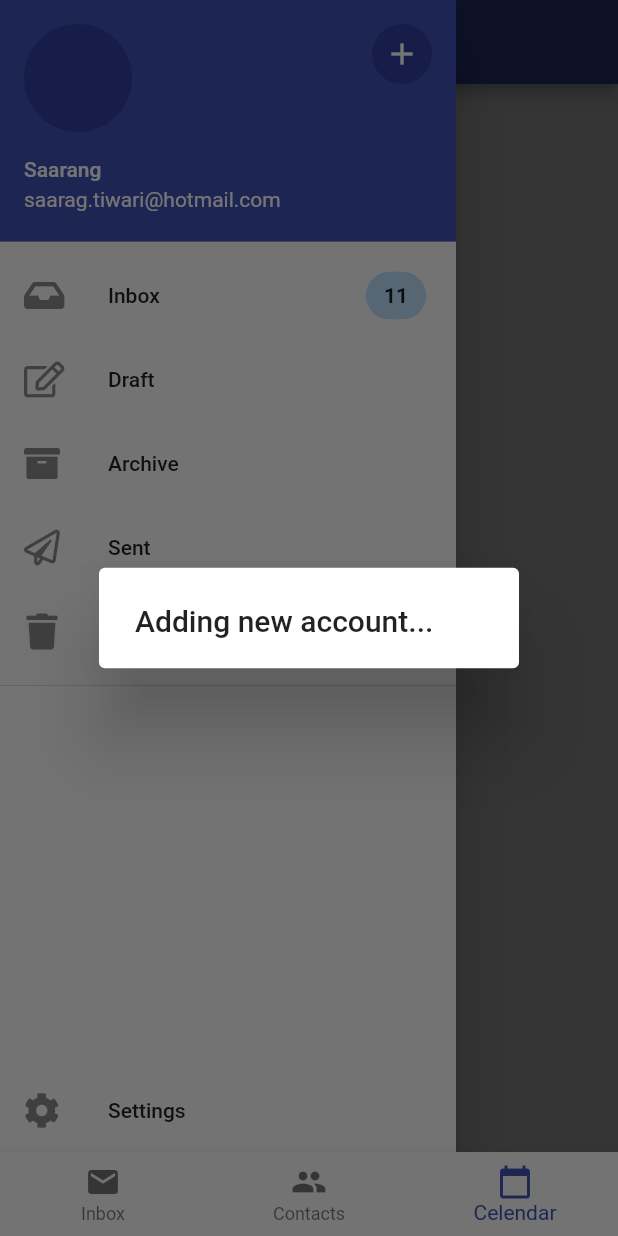
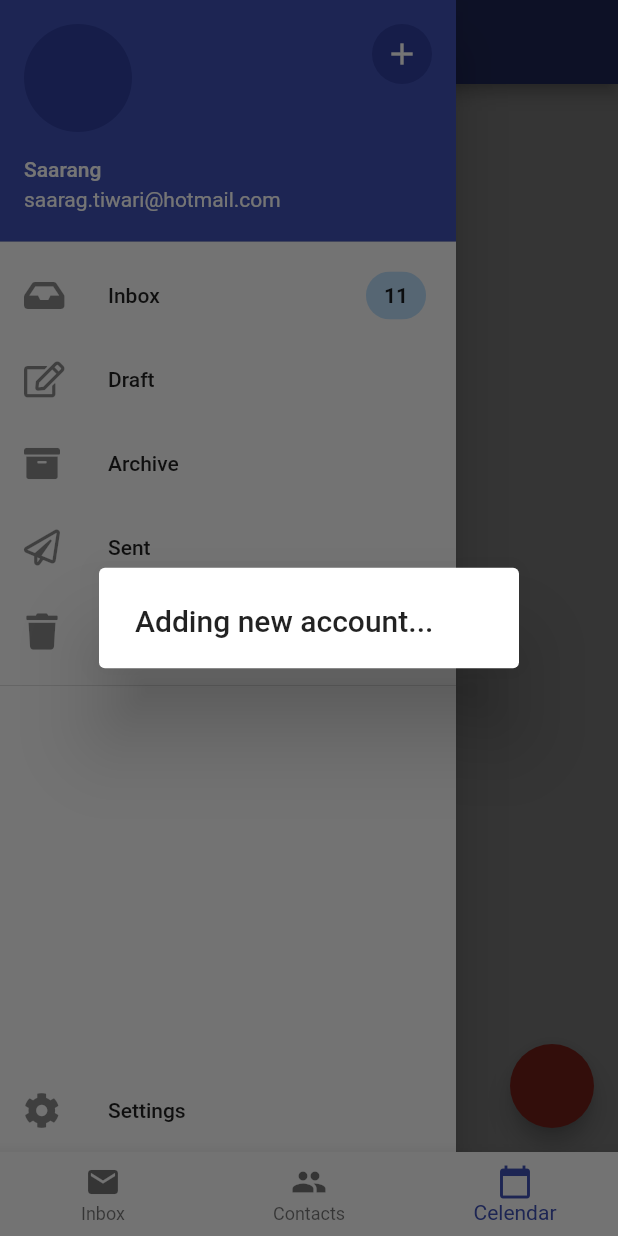
Before and after one commit to saarang1995/emailapp_flutter, a Flutter app: the screen it shows after launch, item 3 of the bottom bar chosen, in the side drawer, after a tap on the "add" icon, on a phone screen of 412 x 824 dp. Run offline on Flutter 3.47's test engine with Material 2 defaults, Android fonts, the phone set to English and light mode, and no system bars; our stand-ins replace flutter_slidable, font_awesome_flutter, rxdart; generated files the repository leaves out were written again; network calls fail.

Commit message:
Code refractoring

```diff
--- a/lib/app.dart
+++ b/lib/app.dart
@@ -6,7 +6,6 @@ import 'package:flutter/material.dart';
 class App extends StatefulWidget {
   @override
   State<StatefulWidget> createState() {
-    // TODO: implement createState
     return _AppState();
   }
 }
--- a/lib/contact_counter.dart
+++ b/lib/contact_counter.dart
@@ -1,4 +1,4 @@
-import 'package:emailapp/contact_manager.dart';
+import 'package:emailapp/managers/contact_manager.dart';
 import 'package:emailapp/provider.dart';
 import 'package:flutter/material.dart';
 
@@ -7,7 +7,7 @@ class ContactCounter extends StatelessWidget {
   Widget build(BuildContext context) {
     ContactManager contactManager = Provider.of(context).fetch(ContactManager);
     return StreamBuilder<int>(
-        stream: contactManager.contactCounter,
+        stream: contactManager.count$,
         builder: (BuildContext context, snapshot) {
           return Chip(
               backgroundColor: Colors.red,
--- /dev/null
+++ b/lib/counter.dart
@@ -0,0 +1,18 @@
+import 'package:emailapp/managers/counter_manager.dart';
+import 'package:emailapp/provider.dart';
+import 'package:flutter/cupertino.dart';
+
+class Counter extends StatelessWidget {
+  @override
+  Widget build(BuildContext context) {
+    CounterManager manager = Provider.of(context).fetch(CounterManager);
+    return Center(
+      child: StreamBuilder<int>(
+        initialData: 0,
+        stream: manager.counter$,
+        builder: (context, snapshot){
+        return Text('Calender: ${snapshot.data}');
+      },),
+    );
+  }
+}
--- /dev/null
+++ b/lib/fab_button.dart
@@ -0,0 +1,14 @@
+import 'package:emailapp/managers/counter_manager.dart';
+import 'package:emailapp/provider.dart';
+import 'package:flutter/cupertino.dart';
+import 'package:flutter/material.dart';
+
+class FabButton extends StatelessWidget {
+  @override
+  Widget build(BuildContext context) {
+    CounterManager manager = Provider.of(context).fetch(CounterManager);
+    return FloatingActionButton(
+      onPressed: manager.increment,
+    );
+  }
+}
--- a/lib/contact_manager.dart
+++ b/lib/managers/contact_manager.dart
@@ -6,17 +6,17 @@ import 'package:emailapp/services/contact_service.dart';
 import 'package:rxdart/rxdart.dart';
 
 class ContactManager {
-  Stream<List<Contact>> get contactsListView =>
-      Stream.fromFuture(ContactService.browse());
+  // Stream<List<Contact>> get contactsListView =>
+  //     Stream.fromFuture(ContactService.browse());
 
-  Stream<List<Contact>> filteredView({query}) =>
+  Stream<List<Contact>> browse$({String query}) =>
       Stream.fromFuture(ContactService.browse(query: query));
 
   final BehaviorSubject<int> _contactCounter = BehaviorSubject<int>();
 
-  Stream<int> get contactCounter => _contactCounter.stream;
+  Stream<int> get count$ => _contactCounter.stream;
 
   ContactManager() {
-    contactsListView.listen((data) => _contactCounter.add(data.length));
+    browse$().listen((data) => _contactCounter.add(data.length));
   }
 }
--- /dev/null
+++ b/lib/managers/counter_manager.dart
@@ -0,0 +1,13 @@
+import 'dart:async';
+import 'package:rxdart/rxdart.dart';
+
+class CounterManager {
+  BehaviorSubject<int> _counter = BehaviorSubject<int>.seeded(0);
+
+  int get _current => _counter.value;
+
+  Stream<int> get counter$ => _counter.stream;
+
+  void increment() => _counter.add(_current + 1);
+  void decrement() => _counter.add(_current - 1);
+}
--- a/lib/overseer.dart
+++ b/lib/overseer.dart
@@ -1,10 +1,12 @@
-import 'package:emailapp/contact_manager.dart';
+import 'package:emailapp/managers/contact_manager.dart';
+import 'package:emailapp/managers/counter_manager.dart';
 
 class OverSeer {
   Map<dynamic, dynamic> repository = {};
 
   OverSeer() {
     register(ContactManager, ContactManager());
+    register(CounterManager, CounterManager());
   }
 
   register(name, object) {
--- a/lib/screens/celendar_screen.dart
+++ b/lib/screens/celendar_screen.dart
@@ -1,3 +1,5 @@
+import 'package:emailapp/counter.dart';
+import 'package:emailapp/fab_button.dart';
 import 'package:emailapp/navigation_drawer.dart';
 import 'package:flutter/material.dart';
 
@@ -9,8 +11,8 @@ class CalendarScreen extends StatelessWidget {
           title: Text('Celendar'),
         ),
         drawer: NavigationDrawer(),
-        body: Center(
-          child: Text('Celendar'),
-        ));
+        body: Counter(),
+        floatingActionButton: FabButton(),);
+
   }
 }
--- a/lib/screens/contact_search_delegate.dart
+++ b/lib/screens/contact_search_delegate.dart
@@ -1,5 +1,5 @@
 import 'package:emailapp/contact_list_builder.dart';
-import 'package:emailapp/contact_manager.dart';
+import 'package:emailapp/managers/contact_manager.dart';
 import 'package:emailapp/models/Contact.dart';
 import 'package:emailapp/provider.dart';
 import 'package:flutter/material.dart';
@@ -36,7 +36,7 @@ class ContactSearchDelegate extends SearchDelegate {
     }
 
     return ContactListBuilder(
-        stream: manager.filteredView(query: query),
+        stream: manager.browse$(query: query),
         builder: (context, contacts) {
           return ListView.separated(
               itemCount: contacts.length,
--- a/lib/screens/contacts_screen.dart
+++ b/lib/screens/contacts_screen.dart
@@ -1,6 +1,6 @@
 import 'package:emailapp/contact_counter.dart';
 import 'package:emailapp/contact_list_builder.dart';
-import 'package:emailapp/contact_manager.dart';
+import 'package:emailapp/managers/contact_manager.dart';
 import 'package:emailapp/screens/contact_search_delegate.dart';
 import 'package:emailapp/models/Contact.dart';
 import 'package:emailapp/navigation_drawer.dart';
@@ -27,7 +27,7 @@ class ContactsScreen extends StatelessWidget {
         ),
         drawer: NavigationDrawer(),
         body: ContactListBuilder(
-          stream: manager.contactsListView,
+          stream: manager.browse$(),
           builder: (context, contacts) {
             return ListView.separated(
                 itemCount: contacts.length,
```
Also changed, not shown: lib/observer.dart (added, +24 -0 lines), 1 other file.
